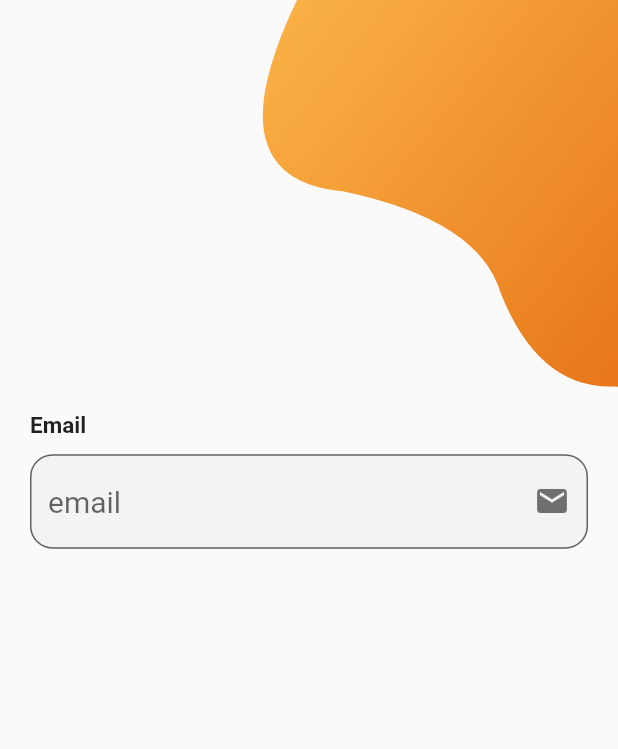
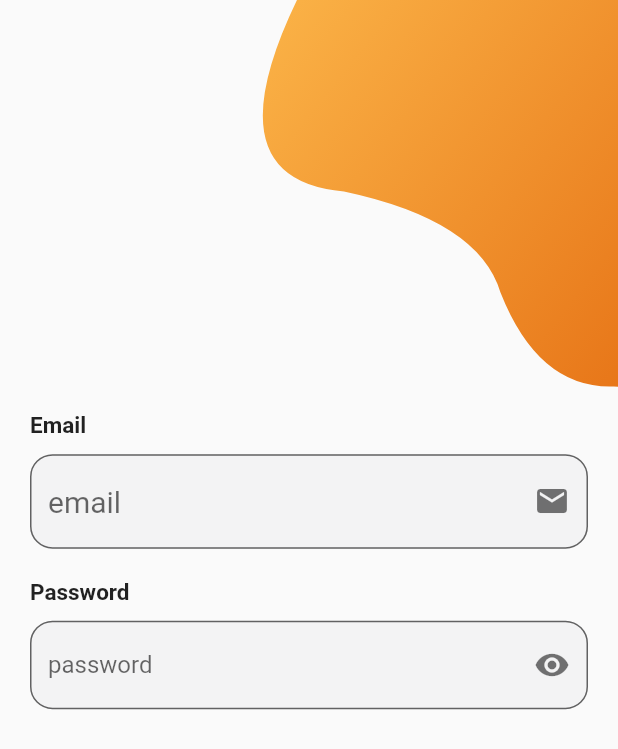
Before and after one commit to asamoah-fred/chat_app, a Flutter app: the screen it shows after launch, after a tap on "Login", on a phone screen of 412 x 824 dp. Shown: the top 749 px of the screen. Run offline on Flutter 3.47's test engine with Material 2 defaults, Android fonts, the phone set to English and light mode, and no system bars.

Commit message:
Password Texefield at loginPage

```diff
--- a/lib/screens/loginpage.dart
+++ b/lib/screens/loginpage.dart
@@ -85,44 +85,44 @@ class _LoginPageState extends State<LoginPage> {
                               ],
                             ),
                           ),
-                          //             Container(
-                          //               margin: EdgeInsets.symmetric(vertical: 10),
-                          //               child: Column(
-                          //                 crossAxisAlignment: CrossAxisAlignment.start,
-                          //                 children: <Widget>[
-                          //                   Text(
-                          //                     "Password",
-                          //                     style: TextStyle(
-                          //                       fontWeight: FontWeight.bold,
-                          //                       fontSize: 15,
-                          //                     ),
-                          //                   ),
-                          //                   SizedBox(
-                          //                     height: 10,
-                          //                   ),
-                          //                   TextField(
-                          //                     obscureText: true,
-                          //                     decoration: InputDecoration(
-                          //                       hintText: "password",
-                          //                       suffixIcon: Icon(
-                          //                         Icons.visibility,
-                          //                         color: Colors.black54,
-                          //                       ),
-                          //                       // icon: Icon(Icons.lock),
-                          //                       border: OutlineInputBorder(
-                          //                         borderRadius: BorderRadius.circular(
-                          //                           15,
-                          //                         ),
-                          //                       ),
-                          //                       fillColor: Color(
-                          //                         0xfff3f3f4,
-                          //                       ),
-                          //                       filled: true,
-                          //                     ),
-                          //                   ),
-                          //                 ],
-                          //               ),
-                          //             ),
+                          Container(
+                            margin: EdgeInsets.symmetric(vertical: 10),
+                            child: Column(
+                              crossAxisAlignment: CrossAxisAlignment.start,
+                              children: <Widget>[
+                                Text(
+                                  "Password",
+                                  style: TextStyle(
+                                    fontWeight: FontWeight.bold,
+                                    fontSize: 15,
+                                  ),
+                                ),
+                                SizedBox(
+                                  height: 10,
+                                ),
+                                TextField(
+                                  obscureText: true,
+                                  decoration: InputDecoration(
+                                    hintText: "password",
+                                    suffixIcon: Icon(
+                                      Icons.visibility,
+                                      color: Colors.black54,
+                                    ),
+                                    // icon: Icon(Icons.lock),
+                                    border: OutlineInputBorder(
+                                      borderRadius: BorderRadius.circular(
+                                        15,
+                                      ),
+                                    ),
+                                    fillColor: Color(
+                                      0xfff3f3f4,
+                                    ),
+                                    filled: true,
+                                  ),
+                                ),
+                              ],
+                            ),
+                          ),
                           //           ],
                           //         ),
                           //         SizedBox(
```
